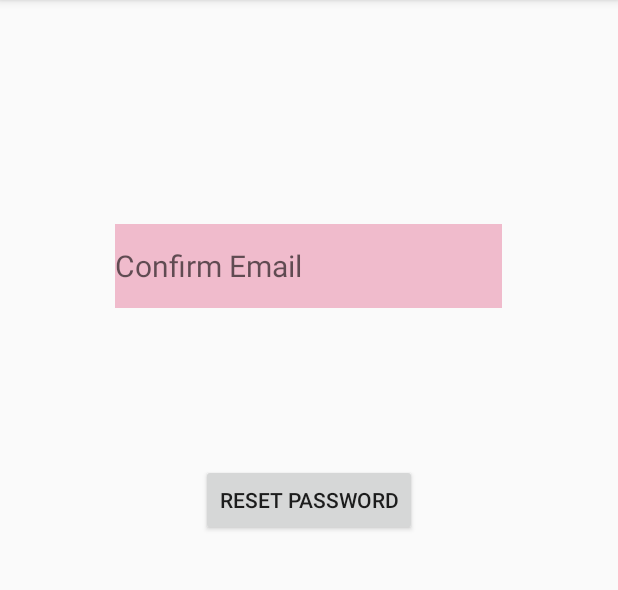
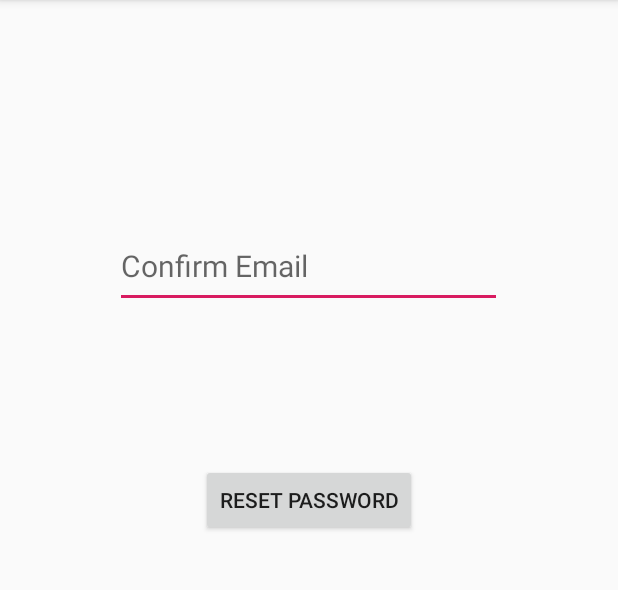
Before and after one commit to pulkitvajpayee07/NITC-IOU-Tracker, an Android app: the ForgotPassword screen opened directly, with no data from a screen before it, on a phone screen of 412 x 824 dp, the part 84-674 px from its top. Run offline under Robolectric (Android 15) with nearby library versions, the phone set to English and light mode, and no system bars; our stand-ins replace Firebase (no records; nobody signed in at launch, a user with empty details on screens opened directly).

Commit message:
"Forgot Password"

```diff
--- a/app/src/main/res/layout/activity_forgot_password.xml
+++ b/app/src/main/res/layout/activity_forgot_password.xml
@@ -12,7 +12,6 @@
         android:id="@+id/editText_email"
         android:layout_width="258dp"
         android:layout_height="56dp"
-        android:background="#E8F0B6C9"
         android:ems="10"
         android:hint="Confirm Email"
         android:inputType="textEmailAddress"
@@ -28,7 +27,6 @@
         android:id="@+id/button_reset"
         android:layout_width="wrap_content"
         android:layout_height="wrap_content"
-        android:corner_radius="10dp"
         android:text="Reset Password"
         app:layout_constraintBottom_toBottomOf="parent"
         app:layout_constraintEnd_toEndOf="parent"
```
